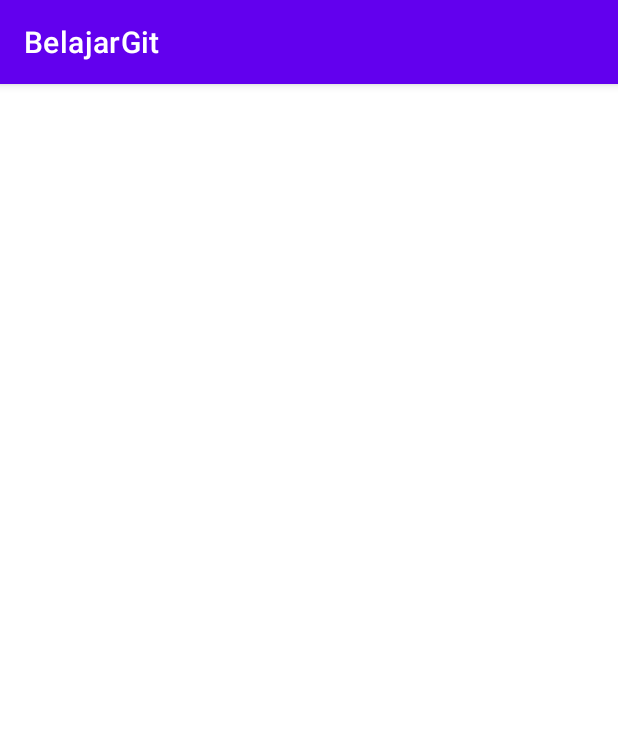
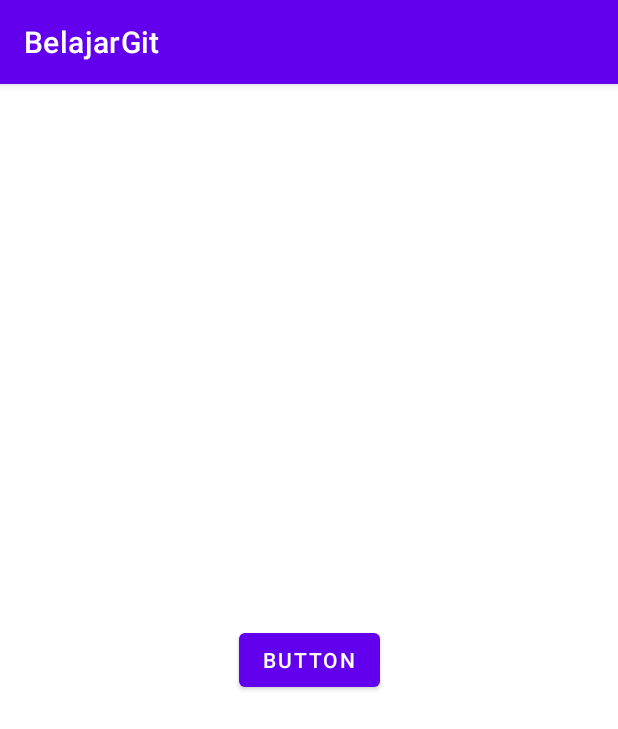
Before and after one commit to bagi-code/BelajarGit, an Android app: the AboutActivity screen opened directly, with no data from a screen before it, on a phone screen of 412 x 824 dp. Shown: the top 729 px of the screen. Run offline under Robolectric (Android 15) with nearby library versions, the phone set to English and light mode, and no system bars.

Commit message:
change button about

```diff
--- a/app/src/main/res/layout/activity_about.xml
+++ b/app/src/main/res/layout/activity_about.xml
@@ -1,8 +1,18 @@
 <?xml version="1.0" encoding="utf-8"?>
 <androidx.constraintlayout.widget.ConstraintLayout xmlns:android="http://schemas.android.com/apk/res/android"
+    xmlns:app="http://schemas.android.com/apk/res-auto"
     xmlns:tools="http://schemas.android.com/tools"
     android:layout_width="match_parent"
     android:layout_height="match_parent"
     tools:context=".AboutActivity">
 
+    <Button
+        android:id="@+id/button"
+        android:layout_width="wrap_content"
+        android:layout_height="wrap_content"
+        android:text="Button"
+        app:layout_constraintBottom_toBottomOf="parent"
+        app:layout_constraintEnd_toEndOf="parent"
+        app:layout_constraintStart_toStartOf="parent"
+        app:layout_constraintTop_toTopOf="parent" />
 </androidx.constraintlayout.widget.ConstraintLayout>
```
